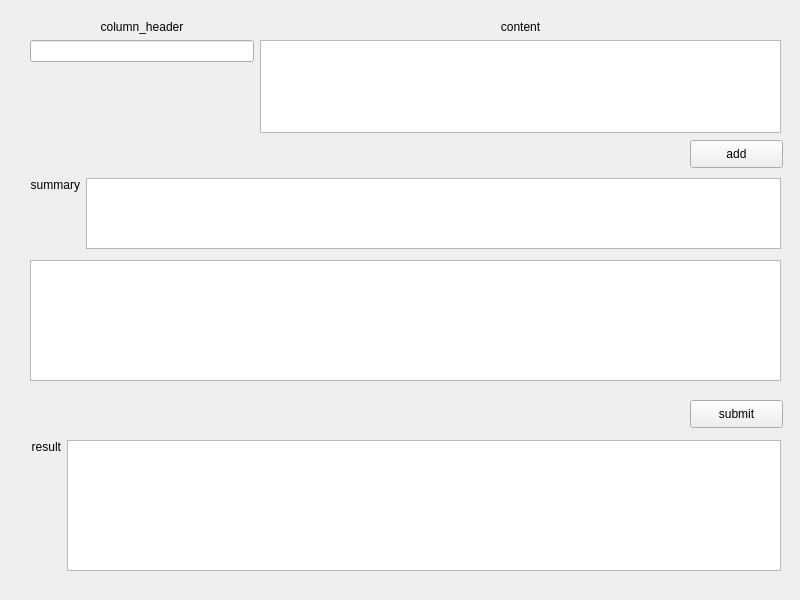
Before: the Qt Designer form form.ui in blueice-thu/wiki2bio-jittor, drawn with Qt 5.
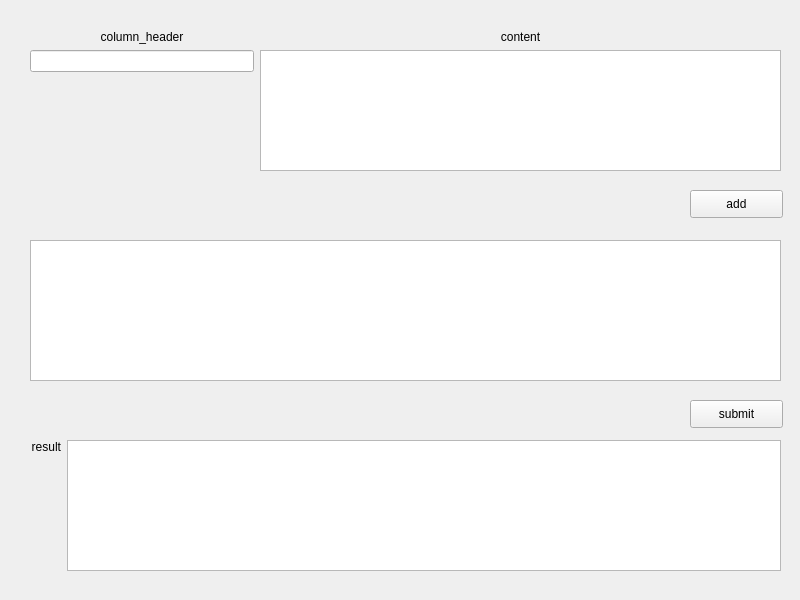
After: the same form once the commit is applied.

Commit message: 不需要summary输入

```diff
--- a/form.ui
+++ b/form.ui
@@ -17,9 +17,9 @@
    <property name="geometry">
     <rect>
      <x>30</x>
-     <y>20</y>
+     <y>30</y>
      <width>751</width>
-     <height>113</height>
+     <height>141</height>
     </rect>
    </property>
    <layout class="QHBoxLayout" name="horizontalLayout" stretch="3,7">
@@ -114,7 +114,7 @@
    <property name="geometry">
     <rect>
      <x>690</x>
-     <y>140</y>
+     <y>190</y>
      <width>93</width>
      <height>28</height>
     </rect>
@@ -127,37 +127,12 @@
    <property name="geometry">
     <rect>
      <x>30</x>
-     <y>260</y>
+     <y>240</y>
      <width>751</width>
-     <height>121</height>
+     <height>141</height>
     </rect>
    </property>
   </widget>
-  <widget class="QWidget" name="horizontalLayoutWidget">
-   <property name="geometry">
-    <rect>
-     <x>30</x>
-     <y>178</y>
-     <width>751</width>
-     <height>71</height>
-    </rect>
-   </property>
-   <layout class="QHBoxLayout" name="horizontalLayout_2">
-    <item>
-     <widget class="QLabel" name="label_4">
-      <property name="text">
-       <string>summary</string>
-      </property>
-      <property name="alignment">
-       <set>Qt::AlignRight|Qt::AlignTop|Qt::AlignTrailing</set>
-      </property>
-     </widget>
-    </item>
-    <item>
-     <widget class="QTextEdit" name="summary"/>
-    </item>
-   </layout>
-  </widget>
  </widget>
  <resources/>
  <connections/>
```
The commit also changes 2 other files.
